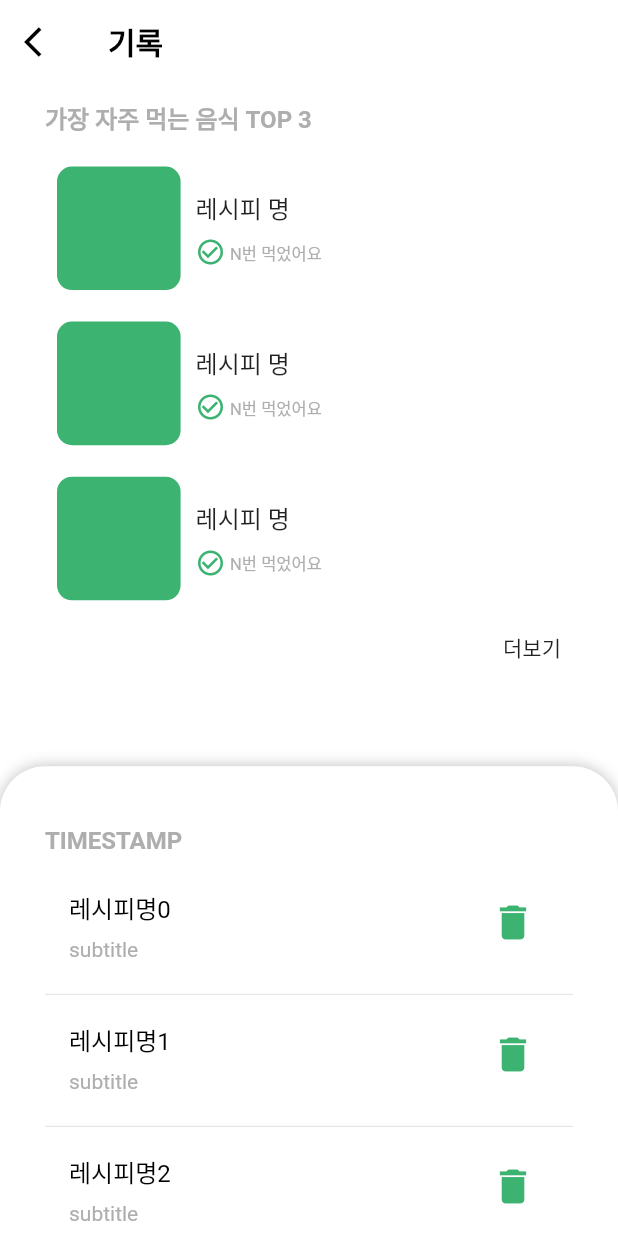
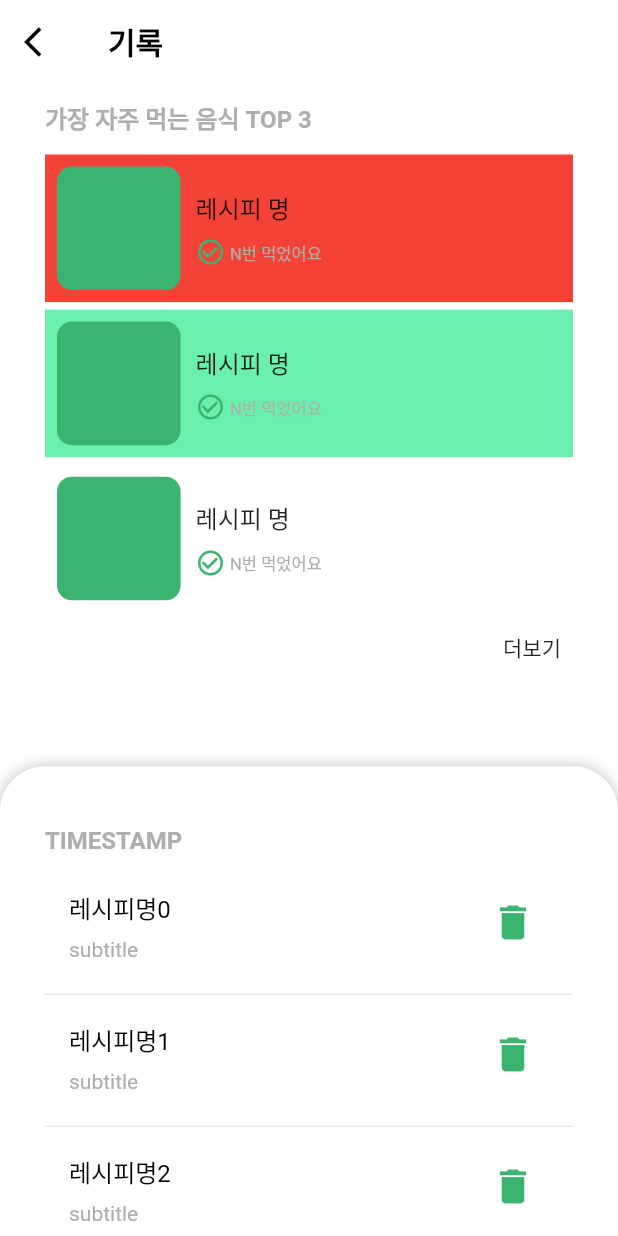
Before and after one commit to kangsudal/Eat-Go, a Flutter app: the HistoryScreen screen opened by its route, on a phone screen of 412 x 824 dp. Run offline on Flutter 3.47's test engine with Material 3 defaults, Android fonts, the phone set to English and light mode, and no system bars; drawn by our look-alikes of sliding_up_panel; our stand-ins replace firebase_core, freezed_annotation, go_router, google_fonts, image_picker, url_strategy; accounts and stored records are empty; generated files the repository leaves out were written again; Roboto replaces fonts that are missing (Pretendard).

Commit message:
SCRUM-68 GoRouter 빠진부분 넣음

```diff
--- a/lib/screen/all_recipe_list_screen.dart
+++ b/lib/screen/all_recipe_list_screen.dart
@@ -1,5 +1,6 @@
 import 'package:eat_go/palette.dart';
 import 'package:flutter/material.dart';
+import 'package:go_router/go_router.dart';
 
 class AllRecipeListScreen extends StatefulWidget {
   const AllRecipeListScreen({super.key});
@@ -106,6 +107,10 @@ class _AllRecipeListScreenState extends State<AllRecipeListScreen> {
                 itemCount: totalRecipeCount,
                 itemBuilder: (BuildContext context, int index) {
                   return ListTile(
+                    onTap: () {
+                      //todo: 옳바른 recipeId 넣어주기
+                      context.go('/home/all_recipe_list/recipe_detail/aaaaaaa');
+                    },
                     title: Text('$index items[index].rcpnm!'),
                     // onTap: () => Navigator.of(context).push(
                     //   MaterialPageRoute(
--- a/lib/screen/history_screen.dart
+++ b/lib/screen/history_screen.dart
@@ -2,6 +2,7 @@ import 'package:eat_go/palette.dart';
 import 'package:eat_go/screen/top3_more_screen/top3_more_screen_widget/top3_card.dart';
 import 'package:eat_go/screen/top3_more_screen/top3_more_screen.dart';
 import 'package:flutter/material.dart';
+import 'package:go_router/go_router.dart';
 import 'package:sliding_up_panel/sliding_up_panel.dart';
 import 'package:uuid/uuid.dart';
 
@@ -98,6 +99,10 @@ class _HistoryScreenState extends State<HistoryScreen> {
                       : NeverScrollableScrollPhysics(),
                   itemBuilder: (context, index) {
                     return ListTile(
+                      onTap: () {
+                        //todo: 옳바른 recipeId 넣어주기
+                        context.go('/home/history/recipe_detail/aaaaaaaaa');
+                      },
                       title: Padding(
                         padding: const EdgeInsets.only(bottom: 8.0),
                         child: Text(
@@ -227,20 +232,40 @@ class Top3Cards extends StatelessWidget {
   Widget build(BuildContext context) {
     return Column(
       children: [
-        Container(
+        GestureDetector(
+          onTap: () {
+            //todo: 옳바른 recipeId 넣어주기
+            context.go('/home/history/recipe_detail/aaaaaaa');
+          },
+          child: Container(
+            color: Colors.red,
+            margin: EdgeInsets.only(bottom: 5),
+            child: Top3Card(),
+          ),
+        ),
+        GestureDetector(
+          onTap: () {
+            //todo: 옳바른 recipeId 넣어주기
+            context.go('/home/history/recipe_detail/aaaaaaa');
+          },
+          child: Container(
+            color: Colors.greenAccent,
             margin: EdgeInsets.only(bottom: 5),
             // color: Colors.purple,
             child: Top3Card(),
           ),
-        Container(
+        ),
+        GestureDetector(
+          onTap: () {
+            //todo: 옳바른 recipeId 넣어주기
+            context.go('/home/history/recipe_detail/aaaaaaa');
+          },
+          child: Container(
+            color: Colors.transparent,
             margin: EdgeInsets.only(bottom: 5),
             // color: Colors.purple,
             child: Top3Card(),
           ),
-        Container(
-          margin: EdgeInsets.only(bottom: 5),
-          // color: Colors.purple,
-          child: Top3Card(),
         ),
       ],
     );
```
Also changed, not shown: lib/screen/bookmark_screen.dart (+8 -0 lines), lib/screen/my_recipe_screen.dart (+7 -0 lines). Lines whose indentation alone changed are shown as unchanged.
